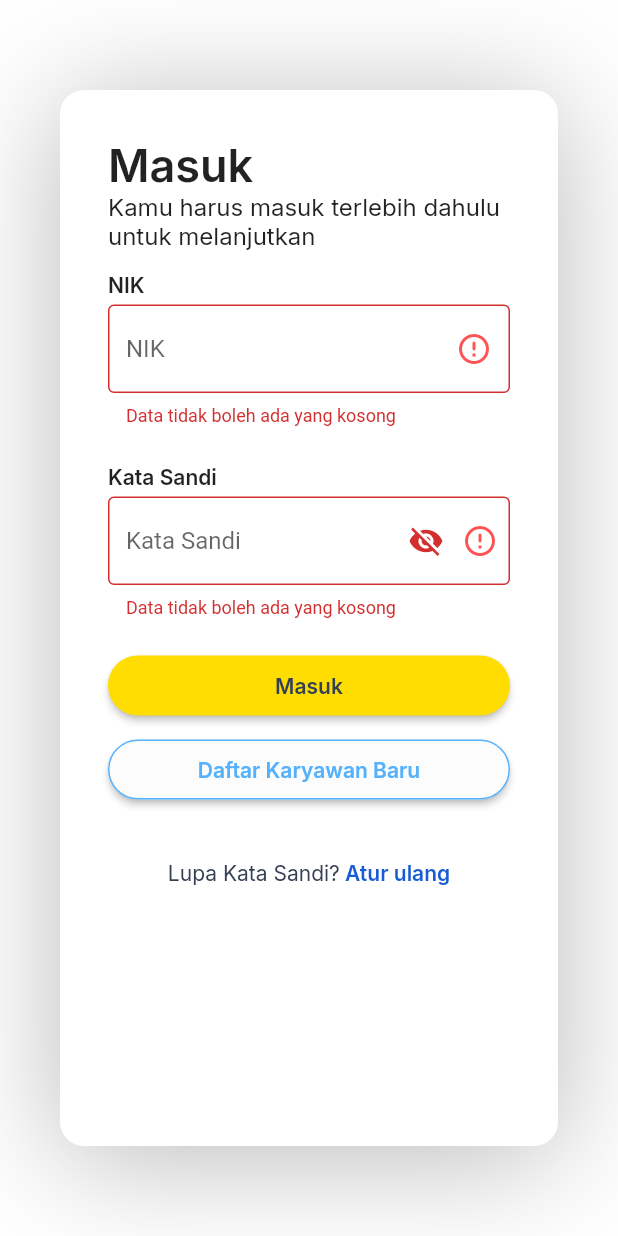
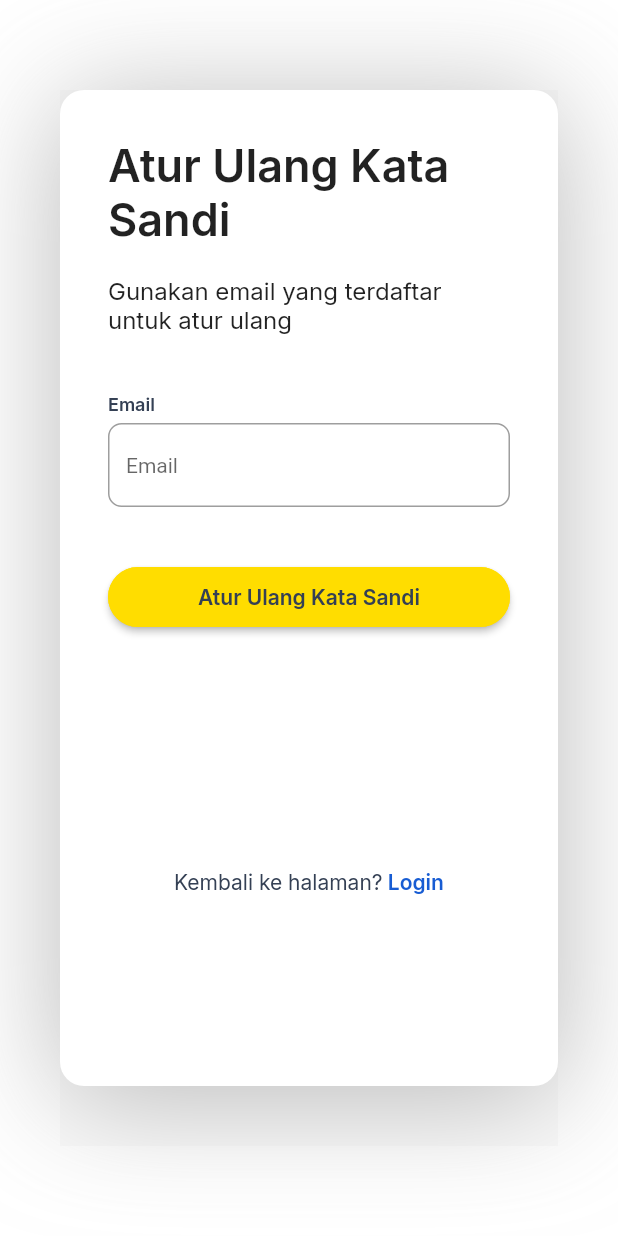
Before and after one commit to salomo07/wmsflutter, a Flutter app: the screen it shows after launch, after a tap on "Masuk", after a tap on "Atur ulang", on a phone screen of 412 x 824 dp. Run offline on Flutter 3.47's test engine with Material 2 defaults, Android fonts, the phone set to English and light mode, and no system bars; our stand-ins replace auto_route, bloc, carousel_slider, flutter_bloc, flutter_svg, google_fonts and 2 more; missing offline and left inert: pluto_grid; network calls fail.

Commit message:
11/08/23 16:48

```diff
--- a/lib/main.dart
+++ b/lib/main.dart
@@ -1,5 +1,6 @@
 import 'package:flutter/material.dart';
 import 'package:provider/provider.dart';
+import 'package:wmsflutter/utils/routes.dart';
 import 'package:wmsflutter/views/screens/login_screen.dart';
 import 'package:wmsflutter/widgets/drawer.dart';
 import 'package:wmsflutter/views/screens/splash_screen.dart';
@@ -13,24 +14,28 @@ class MyApp extends StatelessWidget {
   MyApp({super.key});
   // String? appname="Indomaret";
   // if(dotenv.env['APP_NAME']!=null){appname=dotenv.env['APP_NAME'];}
+  final _appRouter = AppRouter();
   @override
   Widget build(BuildContext context) => ChangeNotifierProvider(
-        create: (context) => NavigationProvider(),
-        child: MaterialApp(
-          title: "Ini App",
-          home: Scaffold(
-            backgroundColor: Colors.white,
-            body: FutureBuilder(
-              future: Future.delayed(Duration(seconds: 0)),
-              builder: (context, snapshot) {
-                if (snapshot.connectionState == ConnectionState.waiting) {
-                  return const SplashScreen();
-                } else {
-                  return const LoginScreen();
-                }
-              },
-            ),
-          ),
-        ),
+      create: (context) => NavigationProvider(),
+      child: MaterialApp.router(
+        routerConfig: _appRouter.config(),
+      )
+      // MaterialApp(
+      //   title: "Ini App",
+      //   home: Scaffold(
+      //     backgroundColor: Colors.white,
+      //     body: FutureBuilder(
+      //       future: Future.delayed(Duration(seconds: 0)),
+      //       builder: (context, snapshot) {
+      //         if (snapshot.connectionState == ConnectionState.waiting) {
+      //           return const SplashScreen();
+      //         } else {
+      //           return const LoginScreen();
+      //         }
+      //       },
+      //     ),
+      //   ),
+      // ),
       );
 }
--- /dev/null
+++ b/lib/utils/routes.dart
@@ -0,0 +1,19 @@
+import 'package:auto_route/auto_route.dart';
+import 'package:wmsflutter/utils/routes.gr.dart';
+import 'package:wmsflutter/views/screens/login_screen.dart';
+
+@AutoRouterConfig()
+class AppRouter extends $AppRouter {
+  @override
+  List<AutoRoute> get routes => [
+        AutoRoute(
+            page: LoginRoute.page,
+            initial: true,
+            path: '/login',
+            children: [
+              AutoRoute(
+                  page: FormWidget.page, initial: true, path: 'frm-login'),
+              AutoRoute(page: FormResetPasswordWidget.page, path: 'frm-reset')
+            ]),
+      ];
+}
--- a/lib/views/screens/login_screen.dart
+++ b/lib/views/screens/login_screen.dart
@@ -1,9 +1,12 @@
+import 'package:auto_route/auto_route.dart';
 import 'package:flutter/material.dart';
 import 'package:flutter_svg/flutter_svg.dart';
 import 'package:google_fonts/google_fonts.dart';
 import 'package:wmsflutter/config/responsive.dart';
-import 'package:wmsflutter/widgets/login/formloginwidget.dart';
 
+import '../../utils/routes.gr.dart';
+
+@RoutePage()
 class LoginScreen extends StatefulWidget {
   const LoginScreen({super.key});
 
@@ -89,7 +92,18 @@ class _LoginScreenState extends State<LoginScreen> {
             left: Responsive.isDesktop(context) ? null : 40,
             right: 40,
             bottom: 60,
-            child: const FormWidget(),
+            child: SizedBox(
+              height: MediaQuery.of(context).size.height,
+              width: 500,
+              child: AutoTabsRouter(
+                routes: [FormWidget(), FormResetPasswordWidget()],
+                builder: (context, child) {
+                  // print(child);
+                  return child;
+                },
+              ),
+            ),
+            // child: FormResetPasswordWidget(),
           )
         ],
       ),
--- a/lib/widgets/customLabel.dart
+++ b/lib/widgets/customLabel.dart
@@ -7,23 +7,36 @@ class CustomLabelWidget extends StatelessWidget {
       {super.key,
       this.isMandatory = false,
       this.text = "Label",
-      this.fontSize = 12});
+      this.fontSize = 12,
+      this.fontWeight = FontWeight.w400,
+      this.align = TextAlign.center,
+      this.color = 0xFF344054});
+
   bool isMandatory;
   String text;
   double fontSize;
+  FontWeight fontWeight;
+  TextAlign align;
+  int color;
+
   @override
   Widget build(BuildContext context) {
     return Row(
       children: [
-        Text(
-          text,
-          style: GoogleFonts.inter(
-              fontWeight: FontWeight.w600, fontSize: fontSize),
+        Flexible(
+          child: Text(
+            textAlign: align,
+            text,
+            style: GoogleFonts.inter(
+                fontWeight: fontWeight,
+                fontSize: fontSize,
+                color: Color(color)),
+          ),
         ),
         Text(
           isMandatory ? "*" : "",
           style: GoogleFonts.inter(
-              fontWeight: FontWeight.w600,
+              fontWeight: fontWeight,
               color: const Color(0xFFF04438),
               fontSize: 12),
         ),
--- a/lib/widgets/customTextFormField.dart
+++ b/lib/widgets/customTextFormField.dart
@@ -11,14 +11,19 @@ class CustomTextFormFieldWidget extends StatelessWidget {
       this.inputType = TextInputType.text,
       this.controller,
       this.suffixIcon,
-      this.onTap});
+      this.onTap,
+      this.suffixOnTap,
+      this.hide = false,
+      this.errorText});
 
+  bool? hide;
   double fontSize, heightField;
-  String hint;
+  String? hint, errorText;
   TextInputType inputType;
   TextEditingController? controller;
   IconData? suffixIcon;
   Function()? onTap;
+  Function()? suffixOnTap;
 
   @override
   Widget build(BuildContext context) {
@@ -35,14 +40,16 @@ class CustomTextFormFieldWidget extends StatelessWidget {
         },
         onTap: onTap,
         controller: controller,
+        obscureText: hide!,
         keyboardType: inputType,
         inputFormatters: inputType == TextInputType.number
             ? [FilteringTextInputFormatter.digitsOnly]
             : null,
         style: TextStyle(fontSize: fontSize),
         decoration: InputDecoration(
+          errorText: errorText ?? null,
           hintText: hint,
-          suffixIcon: Icon(suffixIcon),
+          suffixIcon: suffixIcon != null ? Icon(suffixIcon) : null,
           border: const OutlineInputBorder(
               borderSide: BorderSide(color: Color(0xFF98A2B3)),
               borderRadius: BorderRadius.horizontal(
--- a/lib/widgets/login/dialogreg.dart
+++ b/lib/widgets/login/dialog/dialogreg.dart
@@ -209,6 +209,7 @@ class _DialogRegWidgetState extends State<DialogRegWidget> {
                               ),
                             ),
                             CustomTextFormFieldWidget(
+                              controller: TextEditingController(),
                               inputType: TextInputType.number,
                               hint: "NIK",
                               fontSize: 14,
@@ -227,6 +228,7 @@ class _DialogRegWidgetState extends State<DialogRegWidget> {
                               text: "Nama",
                             ),
                             CustomTextFormFieldWidget(
+                              controller: TextEditingController(),
                               heightField: 44,
                               // inputType: TextInputType.number,
                               hint: "Nama",
@@ -245,6 +247,7 @@ class _DialogRegWidgetState extends State<DialogRegWidget> {
                               isMandatory: true,
                             ),
                             CustomTextFormFieldWidget(
+                              controller: TextEditingController(),
                               hint: "Email",
                               inputType: TextInputType.emailAddress,
                             ),
--- a/lib/widgets/login/formloginwidget.dart
+++ b/lib/widgets/login/formloginwidget.dart
@@ -1,10 +1,12 @@
+import 'package:auto_route/auto_route.dart';
 import 'package:flutter/material.dart';
 import 'package:flutter/services.dart';
 import 'package:google_fonts/google_fonts.dart';
 import 'package:wmsflutter/widgets/customDialog.dart';
-import 'package:wmsflutter/widgets/login/dialogreg.dart';
-import 'package:wmsflutter/widgets/login/resetpassword.dart';
+import 'package:wmsflutter/widgets/login/dialog/dialogreg.dart';
+import 'package:wmsflutter/widgets/login/dialog/dialogresetpassword.dart';
 
+@RoutePage()
 class FormWidget extends StatefulWidget {
   const FormWidget({
     super.key,
@@ -47,7 +49,9 @@ class _FormWidgetState extends State<FormWidget> {
   );
   @override
   Widget build(BuildContext context) {
-    return Container(
+    final tabsRouter = AutoTabsRouter.of(context);
+    return Scaffold(
+      body: Container(
         padding: const EdgeInsets.all(32),
         width: 470,
         height: 664,
@@ -195,14 +199,15 @@ class _FormWidgetState extends State<FormWidget> {
                       child: ElevatedButton(
                           onPressed: () {
                             // _showMyDialog(context, DialogRegWidget());
-                          _showMyDialog(context, ResetPasswordWidget());
+                            _showMyDialog(context, DialogRegWidget());
 
                             // _showMyDialog(context, notifpassexpired);
                           },
                           style: ElevatedButton.styleFrom(
                             shape: RoundedRectangleBorder(
                                 borderRadius: BorderRadius.circular(100),
-                              side: const BorderSide(color: Color(0xFF53B1FD))),
+                                side:
+                                    const BorderSide(color: Color(0xFF53B1FD))),
                             backgroundColor: const Color(0xFFFCFCFD),
                           ),
                           child: Text(
@@ -233,7 +238,9 @@ class _FormWidgetState extends State<FormWidget> {
                                   color: const Color(0xFF344054))),
                           GestureDetector(
                             onTap: () {
+                              print('Atur Ulang');
                               // DialogRegWidget();
+                              tabsRouter.setActiveIndex(1);
                             },
                             child: Text(
                               " Atur ulang",
@@ -252,6 +259,7 @@ class _FormWidgetState extends State<FormWidget> {
             ),
           ),
         ),
+      ),
     );
   }
 }
--- /dev/null
+++ b/lib/widgets/login/formresetwidget.dart
@@ -0,0 +1,133 @@
+import 'package:auto_route/auto_route.dart';
+import 'package:flutter/material.dart';
+import 'package:google_fonts/google_fonts.dart';
+import 'package:wmsflutter/widgets/customButton.dart';
+import 'package:wmsflutter/widgets/customLabel.dart';
+import 'package:wmsflutter/widgets/customTextFormField.dart';
+import 'package:wmsflutter/widgets/login/formloginwidget.dart';
+
+@RoutePage()
+class FormResetPasswordWidget extends StatefulWidget {
+  FormResetPasswordWidget({super.key});
+
+  @override
+  State<FormResetPasswordWidget> createState() =>
+      _FormResetPasswordWidgetState();
+}
+
+class _FormResetPasswordWidgetState extends State<FormResetPasswordWidget> {
+  bool emailIsExist = true;
+  Widget? formSelected;
+  @override
+  Widget build(BuildContext context) {
+    final tabsRouter = AutoTabsRouter.of(context);
+    return Scaffold(
+      body: Container(
+        padding: const EdgeInsets.all(32),
+        width: 470,
+        height: 664,
+        decoration: BoxDecoration(
+            color: Colors.white,
+            borderRadius: const BorderRadius.all(Radius.circular(16)),
+            boxShadow: [
+              BoxShadow(
+                color: Colors.grey.withOpacity(0.7),
+                spreadRadius: 1,
+                blurRadius: 70,
+                offset: const Offset(0, 8), // changes position of shadow
+              ),
+            ]),
+        child: Wrap(
+          children: [
+            Column(
+              children: [
+                Align(
+                  alignment: Alignment.centerLeft,
+                  child: Text("Atur Ulang Kata Sandi",
+                      style: GoogleFonts.inter(
+                          fontWeight: FontWeight.w600, fontSize: 30)),
+                ),
+                SizedBox(
+                  height: 20,
+                ),
+                Align(
+                  alignment: Alignment.centerLeft,
+                  child: Text(
+                    "Gunakan email yang terdaftar untuk atur ulang ",
+                    style: GoogleFonts.inter(
+                        fontWeight: FontWeight.w400, fontSize: 16),
+                  ),
+                ),
+                SizedBox(
+                  height: 40,
+                ),
+                CustomLabelWidget(
+                  fontWeight: FontWeight.w600,
+                  fontSize: 12,
+                  color: 0xFF344054,
+                  text: "Email",
+                ),
+                SizedBox(
+                  height: 5,
+                ),
+                CustomTextFormFieldWidget(
+                  controller: TextEditingController(),
+                  hint: "Email",
+                  inputType: TextInputType.emailAddress,
+                  errorText: emailIsExist == true
+                      ? null
+                      : "Email yang kamu masukan tidak terdaftar pada sistem",
+                ),
+                SizedBox(
+                  height: 40,
+                ),
+                CustomButtonWidget(
+                  text: "Atur Ulang Kata Sandi",
+                  colorButton: 0xFFFFDD00,
+                  colorTxt: 0xFF344054,
+                  colorBorder: 0xFFFFDD00,
+                  onPressed: () {
+                    if (!emailIsExist) {}
+                  },
+                ),
+                SizedBox(
+                  height: 150,
+                ),
+                Container(
+                  height: 40,
+                  width: double.infinity,
+                  child: Center(
+                    child: Row(
+                      mainAxisAlignment: MainAxisAlignment.center,
+                      children: [
+                        Text(
+                          "Kembali ke halaman?",
+                          style: GoogleFonts.inter(
+                              fontWeight: FontWeight.w400,
+                              fontSize: 14,
+                              color: const Color(0xFF344054)),
+                        ),
+                        GestureDetector(
+                          onTap: () {
+                            tabsRouter.setActiveIndex(0);
+                          },
+                          child: Text(
+                            " Login",
+                            style: GoogleFonts.inter(
+                                fontWeight: FontWeight.w600,
+                                fontSize: 14,
+                                color: const Color(0xFF175CD3)),
+                          ),
+                        )
+                      ],
+                    ),
+                  ),
+                )
+              ],
+            ),
+          ],
+        ),
+      ),
+    );
+  }
+}
--- a/pubspec.yaml
+++ b/pubspec.yaml
@@ -20,12 +20,15 @@ dependencies:
   flutter_svg: ^2.0.7
   carousel_slider: ^4.2.1
   signature: ^5.4.0
+  auto_route: ^7.8.0
+  auto_route_generator: ^7.3.0
 
 dev_dependencies:
   flutter_test:
     sdk: flutter
 
   flutter_lints: ^2.0.0
+  build_runner: ^2.4.6
 
 flutter:
   fonts:
```
Also changed, not shown: lib/widgets/login/dialog/dialogresetpassword.dart (added, +155 -0 lines), lib/widgets/login/resetpassword.dart (deleted, +0 -97 lines), lib/utils/routes.gr.dart (added), pubspec.lock. Lines whose indentation alone changed are shown as unchanged.
